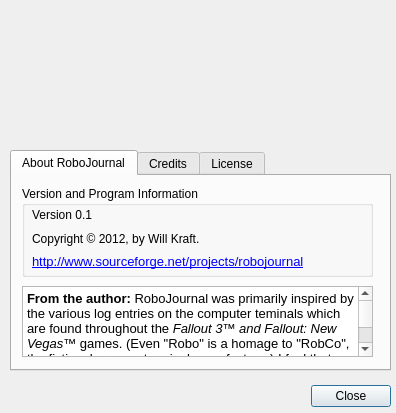
Before: the Qt Designer form aboutrj.ui in netrunner-debian-kde-extras/robojournal, drawn with Qt 5.
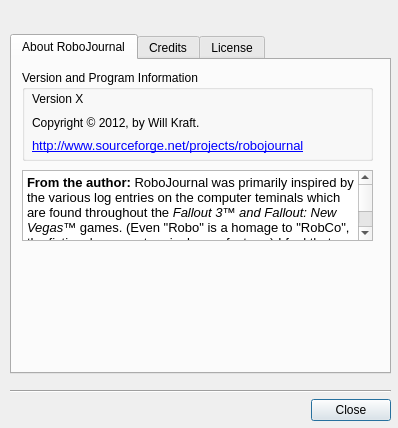
After: the same form once the commit is applied. Icons and pictures are not drawn.

Commit message: Imported Upstream version 0.3

What changed in the file:
```diff
--- a/aboutrj.ui
+++ b/aboutrj.ui
@@ -6,8 +6,8 @@
    <rect>
     <x>0</x>
     <y>0</y>
-    <width>396</width>
-    <height>413</height>
+    <width>398</width>
+    <height>428</height>
    </rect>
   </property>
   <property name="windowTitle">
@@ -17,31 +17,44 @@
    <iconset resource="images.qrc">
     <normaloff>:/icons/robojournal-icon.png</normaloff>:/icons/robojournal-icon.png</iconset>
   </property>
-  <widget class="QDialogButtonBox" name="buttonBox">
+  <widget class="QWidget" name="layoutWidget">
    <property name="geometry">
     <rect>
      <x>10</x>
-     <y>380</y>
+     <y>10</y>
      <width>381</width>
-     <height>32</height>
+     <height>411</height>
     </rect>
    </property>
-   <property name="orientation">
-    <enum>Qt::Horizontal</enum>
-   </property>
-   <property name="standardButtons">
-    <set>QDialogButtonBox::Close</set>
-   </property>
-  </widget>
+   <layout class="QVBoxLayout" name="verticalLayout_2">
+    <item>
+     <widget class="QLabel" name="label">
+      <property name="text">
+       <string/>
+      </property>
+      <property name="pixmap">
+       <pixmap resource="images.qrc">:/icons/robojournal.png</pixmap>
+      </property>
+     </widget>
+    </item>
+    <item>
+     <spacer name="verticalSpacer_2">
+      <property name="orientation">
+       <enum>Qt::Vertical</enum>
+      </property>
+      <property name="sizeType">
+       <enum>QSizePolicy::Fixed</enum>
+      </property>
+      <property name="sizeHint" stdset="0">
+       <size>
+        <width>20</width>
+        <height>4</height>
+       </size>
+      </property>
+     </spacer>
+    </item>
+    <item>
   <widget class="QTabWidget" name="tabWidget">
-   <property name="geometry">
-    <rect>
-     <x>10</x>
-     <y>150</y>
-     <width>381</width>
-     <height>221</height>
-    </rect>
-   </property>
    <property name="currentIndex">
     <number>0</number>
    </property>
@@ -70,7 +83,7 @@
 &lt;p style=&quot;-qt-paragraph-type:empty; margin-top:0px; margin-bottom:0px; margin-left:0px; margin-right:0px; -qt-block-indent:0; text-indent:0px; font-family:'Sans'; font-size:10pt;&quot;&gt;&lt;/p&gt;
 &lt;p style=&quot; margin-top:0px; margin-bottom:0px; margin-left:0px; margin-right:0px; -qt-block-indent:0; text-indent:0px;&quot;&gt;&lt;span style=&quot; font-family:'Sans'; font-size:10pt;&quot;&gt;RoboJournal is my attempt to recapture that same feel but with a modern GUI and a few extra features.  After being so intrigued by the log entries in the game, I thought it would be nice to have a similar journaling tool in real life. Since none of the other alternative tools I initially tried had quite what I was looking for, I decided to make my own. I hope you enjoy using it. &lt;/span&gt;&lt;/p&gt;
 &lt;p style=&quot;-qt-paragraph-type:empty; margin-top:0px; margin-bottom:0px; margin-left:0px; margin-right:0px; -qt-block-indent:0; text-indent:0px; font-family:'Sans'; font-size:10pt;&quot;&gt;&lt;/p&gt;
-&lt;p style=&quot; margin-top:0px; margin-bottom:0px; margin-left:0px; margin-right:0px; -qt-block-indent:0; text-indent:0px;&quot;&gt;&lt;span style=&quot; font-family:'Sans'; font-size:8pt;&quot;&gt;Note: &lt;/span&gt;&lt;span style=&quot; font-family:'Sans'; font-size:8pt; font-style:italic;&quot;&gt;Fallout 3&lt;/span&gt;&lt;span style=&quot; font-family:'Sans'; font-size:8pt;&quot;&gt; and &lt;/span&gt;&lt;span style=&quot; font-family:'Sans'; font-size:8pt; font-style:italic;&quot;&gt;Fallout: New Vegas&lt;/span&gt;&lt;span style=&quot; font-family:'Sans'; font-size:8pt;&quot;&gt; are registered trademarks of Bethesda Softworks and I do not claim ownership or affiliation in any way. &lt;/span&gt;&lt;/p&gt;&lt;/body&gt;&lt;/html&gt;</string>
+&lt;p style=&quot; margin-top:0px; margin-bottom:0px; margin-left:0px; margin-right:0px; -qt-block-indent:0; text-indent:0px;&quot;&gt;&lt;span style=&quot; font-family:'Sans'; font-size:8pt;&quot;&gt;Note: &lt;/span&gt;&lt;span style=&quot; font-family:'Sans'; font-size:8pt; font-style:italic;&quot;&gt;Fallout 3&lt;/span&gt;&lt;span style=&quot; font-family:'Sans'; font-size:8pt;&quot;&gt; and &lt;/span&gt;&lt;span style=&quot; font-family:'Sans'; font-size:8pt; font-style:italic;&quot;&gt;Fallout: New Vegas&lt;/span&gt;&lt;span style=&quot; font-family:'Sans'; font-size:8pt;&quot;&gt; are registered trademarks of Bethesda Softworks and I do &lt;/span&gt;&lt;span style=&quot; font-family:'Sans'; font-size:8pt; text-decoration: underline;&quot;&gt;not&lt;/span&gt;&lt;span style=&quot; font-family:'Sans'; font-size:8pt;&quot;&gt; claim ownership or affiliation in any way. &lt;/span&gt;&lt;/p&gt;&lt;/body&gt;&lt;/html&gt;</string>
      </property>
     </widget>
     <widget class="QGroupBox" name="groupBox">
@@ -85,7 +98,7 @@
      <property name="title">
       <string>Version and Program Information</string>
      </property>
-     <widget class="QWidget" name="layoutWidget">
+        <widget class="QWidget" name="layoutWidget2">
       <property name="geometry">
        <rect>
         <x>10</x>
@@ -98,7 +111,7 @@
        <item>
         <widget class="QLabel" name="label_2">
          <property name="text">
-          <string>Version 0.1 </string>
+             <string>Version X</string>
          </property>
         </widget>
        </item>
@@ -333,21 +346,41 @@
     </widget>
    </widget>
   </widget>
-  <widget class="QLabel" name="label">
-   <property name="geometry">
-    <rect>
-     <x>10</x>
-     <y>10</y>
-     <width>381</width>
-     <height>131</height>
-    </rect>
-   </property>
-   <property name="text">
-    <string/>
-   </property>
-   <property name="pixmap">
-    <pixmap resource="images.qrc">:/icons/robojournal.png</pixmap>
-   </property>
+    </item>
+    <item>
+     <spacer name="verticalSpacer">
+      <property name="orientation">
+       <enum>Qt::Vertical</enum>
+      </property>
+      <property name="sizeType">
+       <enum>QSizePolicy::Maximum</enum>
+      </property>
+      <property name="sizeHint" stdset="0">
+       <size>
+        <width>20</width>
+        <height>10</height>
+       </size>
+      </property>
+     </spacer>
+    </item>
+    <item>
+     <widget class="Line" name="line">
+      <property name="orientation">
+       <enum>Qt::Horizontal</enum>
+      </property>
+     </widget>
+    </item>
+    <item>
+     <widget class="QDialogButtonBox" name="buttonBox">
+      <property name="orientation">
+       <enum>Qt::Horizontal</enum>
+      </property>
+      <property name="standardButtons">
+       <set>QDialogButtonBox::Close</set>
+      </property>
+     </widget>
+    </item>
+   </layout>
   </widget>
  </widget>
  <resources>
```
Left out of the diff: 5 changed lines with no effect on the pictures. Lines whose indentation alone changed are shown as unchanged. The commit also changes 56 other files.
